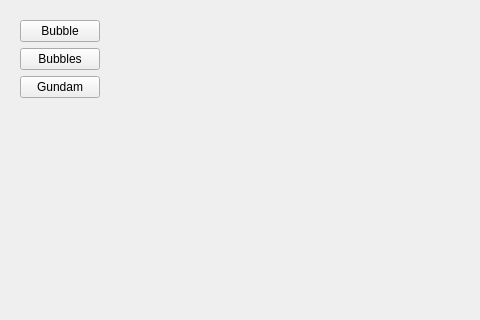
cnbdragon/GundamPy, file resources/widget/MayaPyHomeWidget/Widget.ui: the form before one commit; both pictures show x 0 to 480 and y 0 to 320 of the 608 by 422 pixel window.
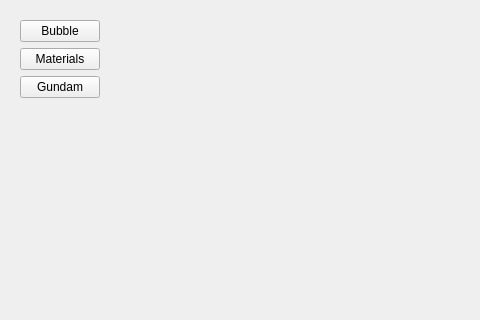
The form after the commit. Icons and pictures are not drawn.

Commit message: materials project

Diff of the .ui file:
```diff
--- a/resources/widget/MayaPyHomeWidget/Widget.ui
+++ b/resources/widget/MayaPyHomeWidget/Widget.ui
@@ -27,7 +27,7 @@
       <item>
        <widget class="QPushButton" name="assignment2Btn">
         <property name="text">
-         <string>Bubbles</string>
+         <string>Materials</string>
         </property>
        </widget>
       </item>
```
Left out of the diff: 4 changed lines with no effect on the pictures. The commit also changes 5 other files.
